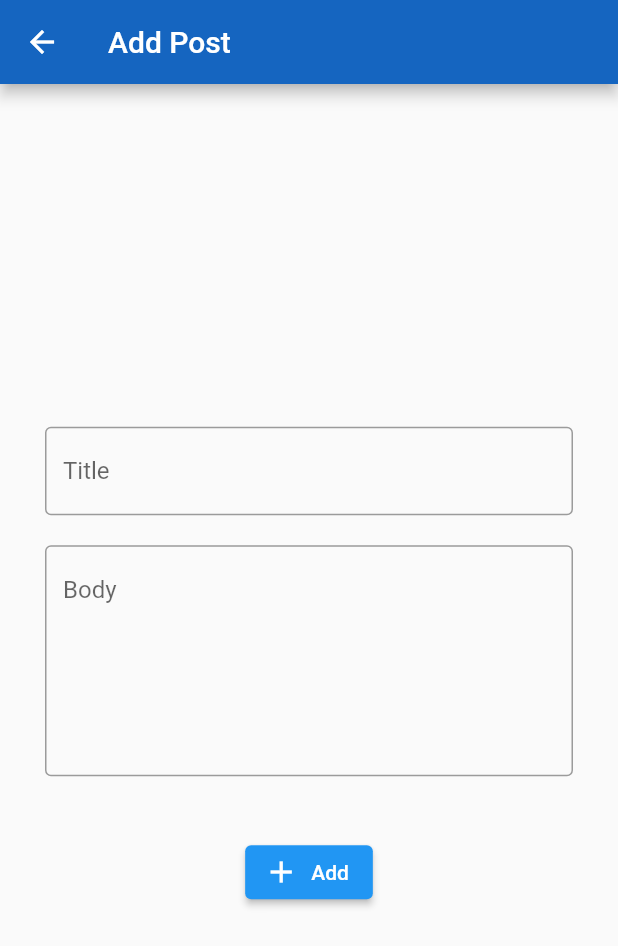
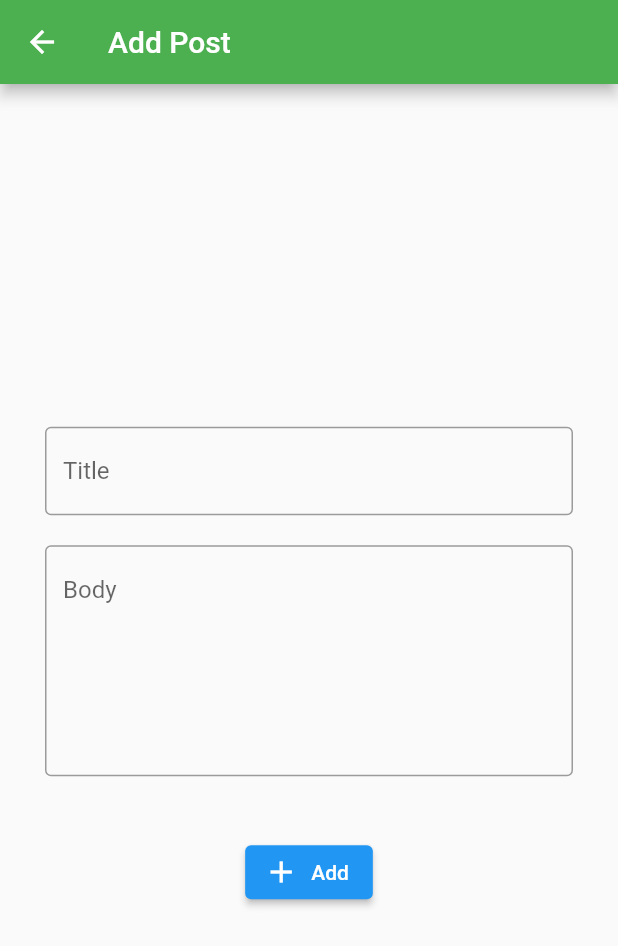
Before and after one commit to Rabee-Omran/flutter-clean-architecture-using-jsonplaceholder-, a Flutter app: the screen it shows after launch, after a tap on the "add" icon, on a phone screen of 412 x 824 dp. Shown: the top 946 px of the screen. Run offline on Flutter 3.47's test engine with Material 2 defaults, Android fonts, the phone set to English and light mode, and no system bars; our stand-ins replace bloc, dartz, equatable, flutter_bloc, get_it, internet_connection_checker and 1 more; network calls fail.

Commit message:
7-  Add Theme Feature

```diff
--- /dev/null
+++ b/lib/core/app_themes.dart
@@ -0,0 +1,49 @@
+import 'package:flutter/material.dart';
+
+enum AppTheme {
+  GreenLight,
+  GreenDark,
+  BlueLight,
+  BlueDark,
+}
+
+final appThemeData = {
+  AppTheme.GreenLight: ThemeData(
+    appBarTheme: AppBarTheme(backgroundColor: Colors.green),
+    brightness: Brightness.light,
+    primaryColor: Colors.green,
+    progressIndicatorTheme: ProgressIndicatorThemeData(color: Colors.green),
+    floatingActionButtonTheme: FloatingActionButtonThemeData(
+      backgroundColor: Colors.green,
+    ),
+  ),
+  AppTheme.GreenDark: ThemeData(
+    appBarTheme: AppBarTheme(backgroundColor: Colors.green.shade700),
+    brightness: Brightness.dark,
+    primaryColor: Colors.green.shade700,
+    progressIndicatorTheme:
+        ProgressIndicatorThemeData(color: Colors.green.shade700),
+    floatingActionButtonTheme: FloatingActionButtonThemeData(
+      backgroundColor: Colors.green.shade700,
+    ),
+  ),
+  AppTheme.BlueLight: ThemeData(
+    appBarTheme: AppBarTheme(backgroundColor: Colors.blue),
+    brightness: Brightness.light,
+    primaryColor: Colors.blue,
+    progressIndicatorTheme: ProgressIndicatorThemeData(color: Colors.blue),
+    floatingActionButtonTheme: FloatingActionButtonThemeData(
+      backgroundColor: Colors.blue,
+    ),
+  ),
+  AppTheme.BlueDark: ThemeData(
+    appBarTheme: AppBarTheme(backgroundColor: Colors.blue.shade700),
+    brightness: Brightness.dark,
+    progressIndicatorTheme:
+        ProgressIndicatorThemeData(color: Colors.blue.shade700),
+    primaryColor: Colors.blue.shade700,
+    floatingActionButtonTheme: FloatingActionButtonThemeData(
+      backgroundColor: Colors.blue.shade700,
+    ),
+  ),
+};
--- a/lib/features/posts_crud/data/datasources/post_crud_remote_data_source.dart
+++ b/lib/features/posts_crud/data/datasources/post_crud_remote_data_source.dart
@@ -1,8 +1,10 @@
 import 'dart:convert';
+
 import 'package:http/http.dart' as http;
-import '../models/post_model.dart';
+
 import '../../../../core/error/exception.dart';
 import '../../domain/entities/post.dart';
+import '../models/post_model.dart';
 
 const BASE_URL = 'https://jsonplaceholder.typicode.com';
 
--- a/lib/features/posts_crud/data/repositories/post_crud_repository_impl.dart
+++ b/lib/features/posts_crud/data/repositories/post_crud_repository_impl.dart
@@ -1,12 +1,13 @@
 import 'package:dartz/dartz.dart';
-import '../models/post_model.dart';
-import '../../domain/entities/post.dart';
+
 import '../../../../core/error/exception.dart';
 import '../../../../core/error/failures.dart';
 import '../../../../core/network/network_info.dart';
+import '../../domain/entities/post.dart';
 import '../../domain/repositories/posts_crud_repository.dart';
 import '../datasources/post_crud_local_data_source.dart';
 import '../datasources/post_crud_remote_data_source.dart';
+import '../models/post_model.dart';
 
 typedef Future<bool> _DeletedAddedUpdatedChooser();
 
--- a/lib/features/posts_crud/domain/usecases/get_post_detail.dart
+++ b/lib/features/posts_crud/domain/usecases/get_post_detail.dart
@@ -1,4 +1,5 @@
 import 'package:dartz/dartz.dart';
+
 import '../../../../core/error/failures.dart';
 import '../../../../core/usecases/usecase.dart';
 import '../entities/post.dart';
--- a/lib/features/posts_crud/presentation/bloc/post_bloc.dart
+++ b/lib/features/posts_crud/presentation/bloc/post_bloc.dart
@@ -1,6 +1,9 @@
+// ignore_for_file: invalid_use_of_visible_for_testing_member
+
 import 'package:bloc/bloc.dart';
 import 'package:dartz/dartz.dart';
 import 'package:equatable/equatable.dart';
+
 import '../../../../core/error/failures.dart';
 import '../../../../core/network/network_info.dart';
 import '../../../../core/strings/failures.dart';
@@ -12,6 +15,7 @@ import '../../domain/usecases/delete_post.dart';
 import '../../domain/usecases/get_all_posts.dart';
 import '../../domain/usecases/get_post_detail.dart';
 import '../../domain/usecases/update_post.dart';
+
 part 'post_event.dart';
 part 'post_state.dart';
 
--- a/lib/features/posts_crud/presentation/pages/post_detail_page.dart
+++ b/lib/features/posts_crud/presentation/pages/post_detail_page.dart
@@ -1,11 +1,12 @@
 import 'package:flutter/material.dart';
 import 'package:flutter_bloc/flutter_bloc.dart';
+
 import '../../../../injection_container.dart';
-import '../widgets/post_detail_page/post_detail_widget.dart';
 import '../../domain/entities/post.dart';
 import '../bloc/post_bloc.dart';
 import '../widgets/loading_widget.dart';
 import '../widgets/message_display.dart';
+import '../widgets/post_detail_page/post_detail_widget.dart';
 
 class PostDetailPage extends StatefulWidget {
   const PostDetailPage({Key? key, required this.post}) : super(key: key);
--- a/lib/features/posts_crud/presentation/pages/posts_page.dart
+++ b/lib/features/posts_crud/presentation/pages/posts_page.dart
@@ -1,11 +1,12 @@
 import 'package:flutter/material.dart';
-import 'add_post_page.dart';
-import '../../domain/entities/post.dart';
+import 'package:flutter_bloc/flutter_bloc.dart';
+
+import '../../../theme/presentation/pages/preference_page.dart';
 import '../bloc/post_bloc.dart';
 import '../widgets/loading_widget.dart';
-import 'package:flutter_bloc/flutter_bloc.dart';
 import '../widgets/message_display.dart';
 import '../widgets/posts_page/post_list.dart';
+import 'add_post_page.dart';
 
 class PostsPage extends StatefulWidget {
   const PostsPage({Key? key}) : super(key: key);
@@ -23,13 +24,21 @@ class _PostsPageState extends State<PostsPage> {
     _scrollController.addListener(_onScroll);
   }
 
-  List<Post> posts = [];
-
   @override
   Widget build(BuildContext context) {
     return Scaffold(
       appBar: AppBar(
         title: Text('Posts'),
+        actions: [
+          IconButton(
+            icon: Icon(Icons.settings),
+            onPressed: () {
+              Navigator.of(context).push(MaterialPageRoute(
+                builder: (context) => PreferencePage(),
+              ));
+            },
+          )
+        ],
       ),
       body: buildBody(context),
       floatingActionButton: FloatingActionButton(
@@ -57,7 +66,6 @@ class _PostsPageState extends State<PostsPage> {
             } else if (state is LoadingState) {
               return LoadingWidget();
             } else if (state is LoadedPostsState) {
-              posts = state.posts;
               return RefreshIndicator(
                 onRefresh: _onRefresh,
                 child: PostList(
@@ -69,9 +77,6 @@ class _PostsPageState extends State<PostsPage> {
               return MessageDisplay(
                 message: state.message,
               );
-            } else if (state is LoadedPostDetailState) {
-              print(state);
-              return Text('dfdf');
             }
             return SizedBox();
           },
--- /dev/null
+++ b/lib/features/theme/data/datasources/theme_local_data_source.dart
@@ -0,0 +1,33 @@
+import 'package:shared_preferences/shared_preferences.dart';
+import '../../../../core/error/exception.dart';
+
+abstract class ThemeLocalDataSource {
+  Future<int> getStoredTheme();
+
+  Future<bool> storedTheme(int themeIndex);
+}
+
+const CACHED_THEME_INDEX = 'CACHED_THEME_INDEX';
+
+class ThemeLocalDataSourceImpl implements ThemeLocalDataSource {
+  final SharedPreferences sharedPreferences;
+
+  ThemeLocalDataSourceImpl({required this.sharedPreferences});
+
+  @override
+  Future<int> getStoredTheme() async {
+    final themeIndex = sharedPreferences.getInt(CACHED_THEME_INDEX);
+
+    if (themeIndex != null) {
+      return Future.value(themeIndex);
+    } else {
+      throw CacheException();
+    }
+  }
+
+  @override
+  Future<bool> storedTheme(int themeIndex) async {
+    await sharedPreferences.setInt(CACHED_THEME_INDEX, themeIndex);
+    return Future.value(true);
+  }
+}
--- /dev/null
+++ b/lib/features/theme/data/repositories/theme_repository_impl.dart
@@ -0,0 +1,31 @@
+import 'package:dartz/dartz.dart';
+import '../../domain/repositories/theme_repository.dart';
+import '../../../../core/error/exception.dart';
+import '../../../../core/error/failures.dart';
+import '../datasources/theme_local_data_source.dart';
+
+class ThemeRepositoryImpl implements ThemeRepository {
+  final ThemeLocalDataSource localDataSource;
+
+  ThemeRepositoryImpl({required this.localDataSource});
+
+  @override
+  Future<Either<Failure, int>> getStoredTheme() async {
+    try {
+      final theme = await localDataSource.getStoredTheme();
+      return Right(theme);
+    } on CacheException {
+      return Left(CacheFailure());
+    }
+  }
+
+  @override
+  Future<Either<Failure, bool>> storeTheme(int themeIndex) async {
+    try {
+      await localDataSource.storedTheme(themeIndex);
+      return Right(true);
+    } on CacheException {
+      return Left(CacheFailure());
+    }
+  }
+}
--- /dev/null
+++ b/lib/features/theme/domain/repositories/theme_repository.dart
@@ -0,0 +1,7 @@
+import 'package:dartz/dartz.dart';
+import '../../../../core/error/failures.dart';
+
+abstract class ThemeRepository {
+  Future<Either<Failure, int>> getStoredTheme();
+  Future<Either<Failure, bool>> storeTheme(int themeIndex);
+}
--- /dev/null
+++ b/lib/features/theme/domain/usecases/get_stored_theme.dart
@@ -0,0 +1,16 @@
+import 'package:dartz/dartz.dart';
+
+import '../../../../core/error/failures.dart';
+import '../../../../core/usecases/usecase.dart';
+import '../repositories/theme_repository.dart';
+
+class GetStoredTheme extends UseCase<int, NoParams> {
+  final ThemeRepository repository;
+
+  GetStoredTheme(this.repository);
+
+  @override
+  Future<Either<Failure, int>> call(NoParams params) async {
+    return await repository.getStoredTheme();
+  }
+}
--- /dev/null
+++ b/lib/features/theme/domain/usecases/store_theme.dart
@@ -0,0 +1,15 @@
+import 'package:dartz/dartz.dart';
+import '../../../../core/error/failures.dart';
+import '../../../../core/usecases/usecase.dart';
+import '../repositories/theme_repository.dart';
+
+class StoreTheme extends UseCase<bool, int> {
+  final ThemeRepository repository;
+
+  StoreTheme(this.repository);
+
+  @override
+  Future<Either<Failure, bool>> call(int params) async {
+    return await repository.storeTheme(params);
+  }
+}
--- /dev/null
+++ b/lib/features/theme/presentation/bloc/theme_bloc.dart
@@ -0,0 +1,40 @@
+import 'package:bloc/bloc.dart';
+import 'package:equatable/equatable.dart';
+import 'package:flutter/material.dart';
+import '../../domain/usecases/get_stored_theme.dart';
+import '../../domain/usecases/store_theme.dart';
+import '../../../../core/app_themes.dart';
+import '../../../../core/usecases/usecase.dart';
+part 'theme_event.dart';
+part 'theme_state.dart';
+
+class ThemeBloc extends Bloc<ThemeEvent, ThemeState> {
+  final StoreTheme storeTheme;
+  final GetStoredTheme getStoredTheme;
+
+  ThemeBloc({
+    required this.storeTheme,
+    required this.getStoredTheme,
+  }) : super(
+          ThemeLoadingState(),
+        ) {
+    on<ThemeEvent>((event, emit) async {
+      if (event is ThemeChangedEvent) {
+        final failureOrDone = await storeTheme(event.theme.index);
+
+        emit(failureOrDone.fold(
+          (_) => ThemeLoadedState(themeData: appThemeData[AppTheme.values[0]]!),
+          (_) => ThemeLoadedState(themeData: appThemeData[event.theme]!),
+        ));
+      } else if (event is InitialThemeEvent) {
+        final failureOrThemeIndex = await getStoredTheme(NoParams());
+
+        emit(failureOrThemeIndex.fold(
+          (_) => ThemeLoadedState(themeData: appThemeData[AppTheme.values[0]]!),
+          (themeIndex) => ThemeLoadedState(
+              themeData: appThemeData[AppTheme.values[themeIndex]]!),
+        ));
+      }
+    });
+  }
+}
--- /dev/null
+++ b/lib/features/theme/presentation/bloc/theme_event.dart
@@ -0,0 +1,24 @@
+part of 'theme_bloc.dart';
+
+abstract class ThemeEvent extends Equatable {
+  const ThemeEvent();
+
+  @override
+  List<Object> get props => [];
+}
+
+class ThemeChangedEvent extends ThemeEvent {
+  final AppTheme theme;
+
+  ThemeChangedEvent({
+    required this.theme,
+  });
+
+  @override
+  List<Object> get props => [theme];
+}
+
+class InitialThemeEvent extends ThemeEvent {
+  @override
+  List<Object> get props => [];
+}
--- /dev/null
+++ b/lib/features/theme/presentation/bloc/theme_state.dart
@@ -0,0 +1,21 @@
+part of 'theme_bloc.dart';
+
+abstract class ThemeState extends Equatable {
+  const ThemeState();
+
+  @override
+  List<Object> get props => [];
+}
+
+class ThemeLoadedState extends ThemeState {
+  final ThemeData themeData;
+
+  ThemeLoadedState({
+    required this.themeData,
+  });
+
+  @override
+  List<Object> get props => [themeData];
+}
+
+class ThemeLoadingState extends ThemeState {}
--- /dev/null
+++ b/lib/features/theme/presentation/pages/preference_page.dart
@@ -0,0 +1,37 @@
+import 'package:flutter/material.dart';
+import 'package:flutter_bloc/flutter_bloc.dart';
+
+import '../../../../core/app_themes.dart';
+import '../bloc/theme_bloc.dart';
+
+class PreferencePage extends StatelessWidget {
+  @override
+  Widget build(BuildContext context) {
+    return Scaffold(
+      appBar: AppBar(
+        title: Text('Preferences'),
+      ),
+      body: ListView.builder(
+        padding: EdgeInsets.all(8),
+        itemCount: AppTheme.values.length,
+        itemBuilder: (context, index) {
+          final itemAppTheme = AppTheme.values[index];
+          return Card(
+            color: appThemeData[itemAppTheme]!.primaryColor,
+            child: ListTile(
+              title: Text(
+                itemAppTheme.name.toString(),
+                style: appThemeData[itemAppTheme]!.textTheme.bodyText2,
+              ),
+              onTap: () {
+                BlocProvider.of<ThemeBloc>(context).add(
+                  ThemeChangedEvent(theme: itemAppTheme),
+                );
+              },
+            ),
+          );
+        },
+      ),
+    );
+  }
+}
--- a/lib/injection_container.dart
+++ b/lib/injection_container.dart
@@ -1,6 +1,10 @@
 import 'package:get_it/get_it.dart';
 import 'package:http/http.dart' as http;
 import 'package:internet_connection_checker/internet_connection_checker.dart';
+import 'features/theme/data/repositories/theme_repository_impl.dart';
+import 'features/theme/domain/repositories/theme_repository.dart';
+import 'features/theme/domain/usecases/get_stored_theme.dart';
+import 'features/theme/domain/usecases/store_theme.dart';
 import 'package:shared_preferences/shared_preferences.dart';
 
 import 'core/network/network_info.dart';
@@ -14,6 +18,8 @@ import 'features/posts_crud/domain/usecases/get_all_posts.dart';
 import 'features/posts_crud/domain/usecases/get_post_detail.dart';
 import 'features/posts_crud/domain/usecases/update_post.dart';
 import 'features/posts_crud/presentation/bloc/post_bloc.dart';
+import 'features/theme/data/datasources/theme_local_data_source.dart';
+import 'features/theme/presentation/bloc/theme_bloc.dart';
 
 final sl = GetIt.instance;
 
@@ -30,12 +36,19 @@ Future<void> init() async {
         networkInfo: sl()),
   );
 
+  sl.registerFactory(() => ThemeBloc(
+        storeTheme: sl(),
+        getStoredTheme: sl(),
+      ));
+
   // Use cases
   sl.registerLazySingleton(() => GetAllPosts(sl()));
   sl.registerLazySingleton(() => GetPostDetail(sl()));
   sl.registerLazySingleton(() => AddPost(sl()));
   sl.registerLazySingleton(() => DeletePost(sl()));
   sl.registerLazySingleton(() => UpdatePost(sl()));
+  sl.registerLazySingleton(() => GetStoredTheme(sl()));
+  sl.registerLazySingleton(() => StoreTheme(sl()));
 
   // Repository
   sl.registerLazySingleton<PostsCrudRepository>(
@@ -43,6 +56,12 @@ Future<void> init() async {
       localDataSource: sl(),
       networkInfo: sl(),
       remoteDataSource: sl(),
+    ),
+  );
+
+  sl.registerLazySingleton<ThemeRepository>(
+    () => ThemeRepositoryImpl(
+      localDataSource: sl(),
     ),
   );
 
@@ -55,6 +74,10 @@ Future<void> init() async {
     () => PostCrudLocalDataSourceImpl(sharedPreferences: sl()),
   );
 
+  sl.registerLazySingleton<ThemeLocalDataSource>(
+    () => ThemeLocalDataSourceImpl(sharedPreferences: sl()),
+  );
+
   //! Core
 
   sl.registerLazySingleton<NetworkInfo>(() => NetworkInfoImpl(sl()));
--- a/lib/main.dart
+++ b/lib/main.dart
@@ -1,7 +1,10 @@
 import 'package:flutter/material.dart';
 import 'package:flutter_bloc/flutter_bloc.dart';
+
 import 'features/posts_crud/presentation/bloc/post_bloc.dart';
 import 'features/posts_crud/presentation/pages/posts_page.dart';
+import 'features/posts_crud/presentation/widgets/loading_widget.dart';
+import 'features/theme/presentation/bloc/theme_bloc.dart';
 import 'injection_container.dart' as di;
 import 'injection_container.dart';
 
@@ -14,24 +17,29 @@ void main() async {
 class MyApp extends StatelessWidget {
   @override
   Widget build(BuildContext context) {
-    return BlocProvider(
-      create: (_) => sl<PostBloc>(),
-      child: MaterialApp(
-        debugShowCheckedModeBanner: false,
-        title: 'Post CRUD',
-        theme: ThemeData(
-          appBarTheme: AppBarTheme(backgroundColor: Colors.blue.shade800),
-          floatingActionButtonTheme: FloatingActionButtonThemeData(
-            backgroundColor: Colors.blue.shade800,
-          ),
-          buttonTheme: ButtonThemeData(
-            shape: RoundedRectangleBorder(
-              borderRadius: BorderRadius.circular(5.0),
-            ),
-          ),
-        ),
-        home: PostsPage(),
+    return MultiBlocProvider(providers: [
+      BlocProvider(
+        create: (_) => sl<PostBloc>(),
       ),
+      BlocProvider(create: (_) => sl<ThemeBloc>()..add(InitialThemeEvent())),
+    ], child: _buildWithTheme());
+  }
+
+  Widget _buildWithTheme() {
+    return BlocBuilder<ThemeBloc, ThemeState>(
+      builder: (context, state) {
+        if (state is ThemeLoadingState) {
+          return LoadingWidget();
+        } else if (state is ThemeLoadedState) {
+          return MaterialApp(
+            debugShowCheckedModeBanner: false,
+            title: 'Post CRUD',
+            theme: state.themeData,
+            home: PostsPage(),
+          );
+        }
+        return LoadingWidget();
+      },
     );
   }
 }
```
Also changed, not shown: pubspec.lock.
